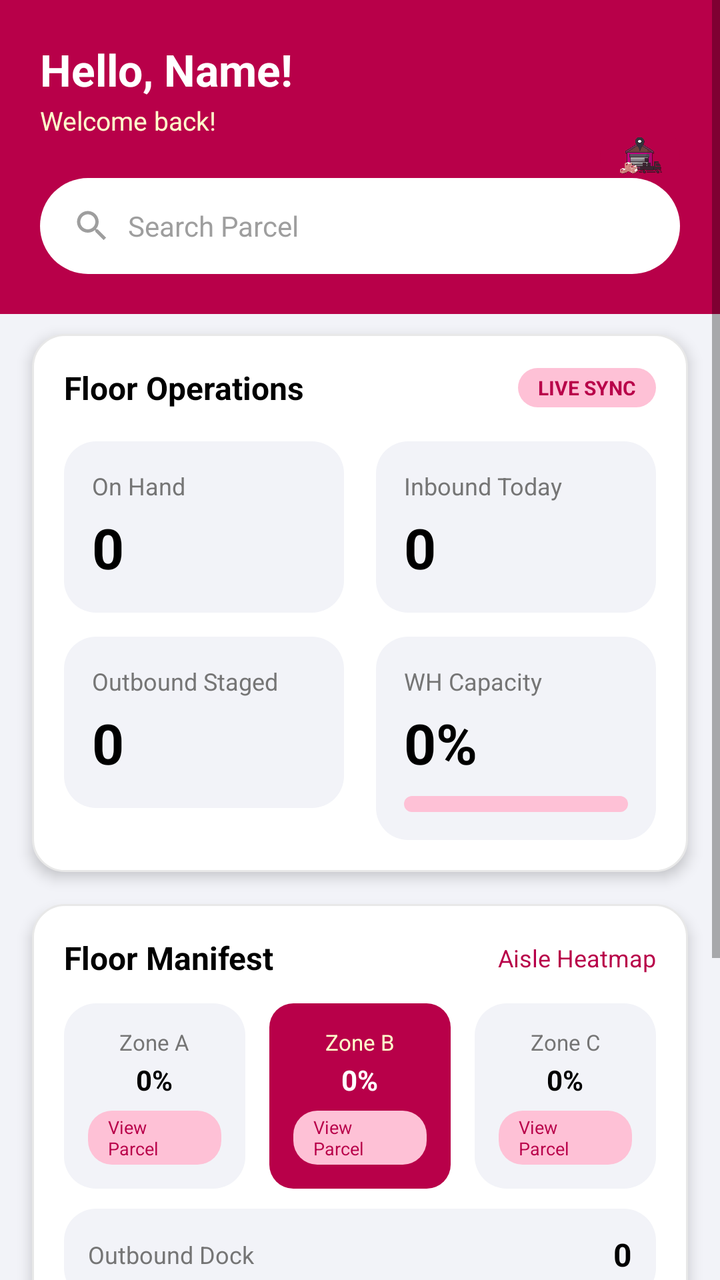
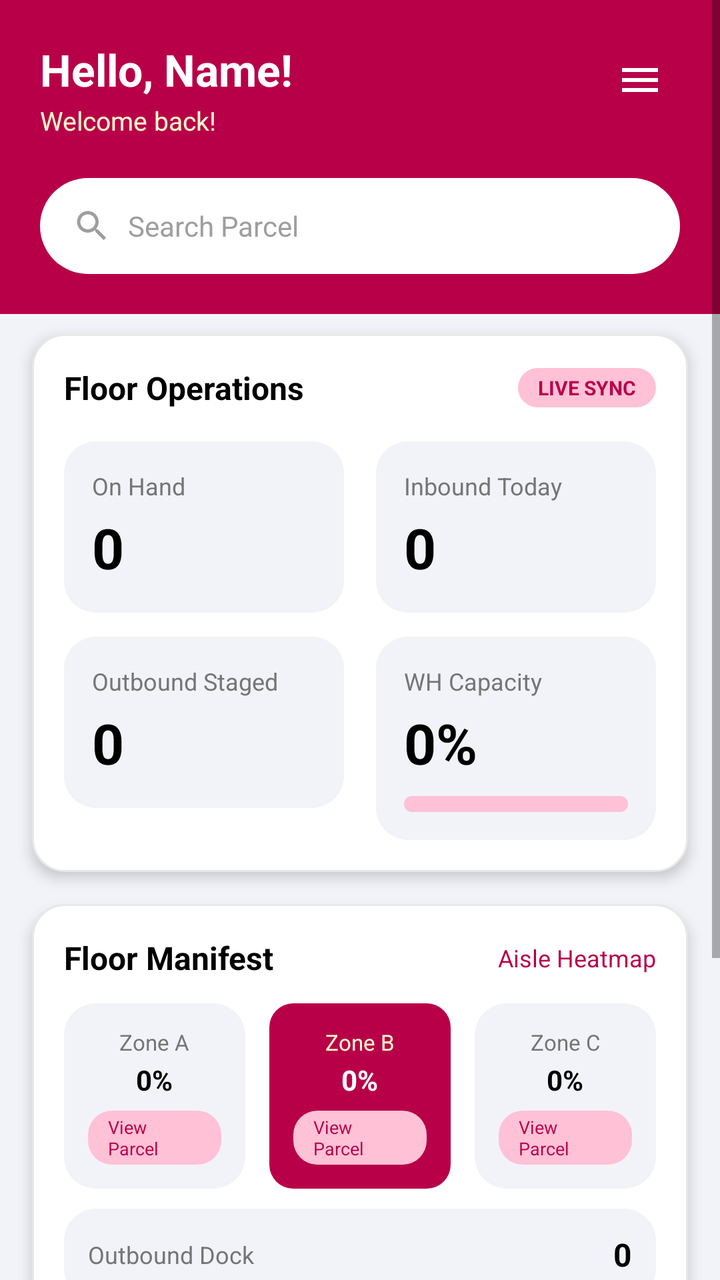

Two renders of the same Android screen: before a commit and after it. Below are the layout's source before the change and the commit's diff.
<!-- AndroidManifest.xml: application theme Theme.OOPWAREHOUSELOCATION -->
<!-- res/layout/fragment_dashboard.xml -->
<?xml version="1.0" encoding="utf-8"?>
<ScrollView xmlns:android="http://schemas.android.com/apk/res/android"
    xmlns:app="http://schemas.android.com/apk/res-auto"
    xmlns:tools="http://schemas.android.com/tools"
    android:layout_width="match_parent"
    android:layout_height="match_parent"
    android:fillViewport="true"
    android:background="@color/lightGray"
    tools:context=".fragments.DashboardFragment">

    <LinearLayout
        android:layout_width="match_parent"
        android:layout_height="wrap_content"
        android:orientation="vertical">

        

        
        <RelativeLayout
            android:layout_width="match_parent"
            android:layout_height="wrap_content"
            android:background="@drawable/bg_header_crimson"
            android:paddingStart="20dp"
            android:paddingTop="20dp"
            android:paddingEnd="20dp"
            android:paddingBottom="20dp">

            
            <TextView
                android:id="@+id/tvGreeting"
                android:layout_width="wrap_content"
                android:layout_height="wrap_content"
                android:text="Hello, Name!"
                android:textColor="@color/white"
                android:textSize="22sp"
                android:textStyle="bold" />

            <TextView
                android:id="@+id/tvSubGreeting"
                android:layout_width="wrap_content"
                android:layout_height="wrap_content"
                android:layout_below="@id/tvGreeting"
                android:layout_marginTop="2dp"
                android:text="@string/welcome_back_sub"
                android:textColor="#FFFFFFCC"
                android:textSize="13sp" />

            
            <ImageView
                android:id="@+id/ivProfile"
                android:layout_width="40dp"
                android:layout_height="40dp"
                android:layout_alignParentEnd="true"
                android:layout_centerVertical="true"
                android:background="@drawable/bg_circle_pink"
                android:contentDescription="Profile"
                android:padding="8dp"
                android:src="@drawable/logo" />

            
            <LinearLayout
                android:layout_width="match_parent"
                android:layout_height="48dp"
                android:layout_below="@id/tvSubGreeting"
                android:layout_marginTop="20dp"
                android:background="@drawable/bg_search_bar"
                android:gravity="center_vertical"
                android:paddingStart="16dp"
                android:paddingEnd="16dp">

                <ImageView
                    android:layout_width="20dp"
                    android:layout_height="20dp"
                    android:contentDescription="Search"
                    android:src="@drawable/ic_search" />

                <EditText
                    android:id="@+id/etSearch"
                    android:layout_width="0dp"
                    android:layout_height="match_parent"
                    android:layout_marginStart="8dp"
                    android:layout_weight="1"
                    android:background="@null"
                    android:hint="@string/search_parcel"
                    android:importantForAutofill="no"
                    android:inputType="text"
                    android:textColor="@color/black"
                    android:textColorHint="@color/hintGray"
                    android:textSize="14sp" />
            </LinearLayout>

        </RelativeLayout>

        <LinearLayout
            android:layout_width="match_parent"
            android:layout_height="wrap_content"
            android:orientation="vertical"
            android:layout_marginTop="10dp"
            android:layout_marginStart="16dp"
            android:layout_marginEnd="16dp"
            android:background="@drawable/bg_card_rounded"
            android:elevation="4dp"
            android:padding="16dp">

            
            <LinearLayout
                android:layout_width="match_parent"
                android:layout_height="wrap_content"
                android:gravity="center_vertical"
                android:orientation="horizontal">

                <TextView
                    android:layout_width="0dp"
                    android:layout_height="wrap_content"
                    android:layout_weight="1"
                    android:text="@string/floor_operations"
                    android:textColor="@color/black"
                    android:textSize="16sp"
                    android:textStyle="bold" />

                <TextView
                    android:layout_width="wrap_content"
                    android:layout_height="wrap_content"
                    android:background="@drawable/bg_badge_pink"
                    android:paddingStart="10dp"
                    android:paddingTop="3dp"
                    android:paddingEnd="10dp"
                    android:paddingBottom="3dp"
                    android:text="@string/live_sync"
                    android:textColor="@color/pink"
                    android:textSize="10sp"
                    android:textStyle="bold" />
            </LinearLayout>

            
            <LinearLayout
                android:layout_width="match_parent"
                android:layout_height="wrap_content"
                android:layout_marginTop="16dp"
                android:orientation="horizontal">

                
                <LinearLayout
                    android:layout_width="0dp"
                    android:layout_height="wrap_content"
                    android:layout_weight="1"
                    android:background="@drawable/bg_stat_card"
                    android:orientation="vertical"
                    android:padding="14dp"
                    android:layout_marginEnd="8dp">

                    <TextView
                        android:layout_width="wrap_content"
                        android:layout_height="wrap_content"
                        android:text="@string/on_hand"
                        android:textColor="@color/textSecondary"
                        android:textSize="12sp" />

                    <TextView
                        android:id="@+id/tvOnHand"
                        android:layout_width="wrap_content"
                        android:layout_height="wrap_content"
                        android:layout_marginTop="4dp"
                        android:text="0"
                        android:textColor="@color/black"
                        android:textSize="28sp"
                        android:textStyle="bold" />
                </LinearLayout>

                
                <LinearLayout
                    android:layout_width="0dp"
                    android:layout_height="wrap_content"
                    android:layout_weight="1"
                    android:background="@drawable/bg_stat_card"
                    android:orientation="vertical"
                    android:padding="14dp"
                    android:layout_marginStart="8dp">

                    <TextView
                        android:layout_width="wrap_content"
                        android:layout_height="wrap_content"
                        android:text="@string/inbound_today"
                        android:textColor="@color/textSecondary"
                        android:textSize="12sp" />

                    <TextView
                        android:id="@+id/tvInboundToday"
                        android:layout_width="wrap_content"
                        android:layout_height="wrap_content"
                        android:layout_marginTop="4dp"
                        android:text="0"
                        android:textColor="@color/black"
                        android:textSize="28sp"
                        android:textStyle="bold" />
                </LinearLayout>
            </LinearLayout>

            
            <LinearLayout
                android:layout_width="match_parent"
                android:layout_height="wrap_content"
                android:layout_marginTop="12dp"
                android:orientation="horizontal">

                
                <LinearLayout
                    android:layout_width="0dp"
                    android:layout_height="wrap_content"
                    android:layout_weight="1"
                    android:background="@drawable/bg_stat_card"
                    android:orientation="vertical"
                    android:padding="14dp"
                    android:layout_marginEnd="8dp">

                    <TextView
                        android:layout_width="wrap_content"
                        android:layout_height="wrap_content"
                        android:text="@string/outbound_staged"
                        android:textColor="@color/textSecondary"
                        android:textSize="12sp" />

                    <TextView
                        android:id="@+id/tvOutboundStaged"
                        android:layout_width="wrap_content"
                        android:layout_height="wrap_content"
                        android:layout_marginTop="4dp"
                        android:text="0"
                        android:textColor="@color/black"
                        android:textSize="28sp"
                        android:textStyle="bold" />
                </LinearLayout>

                
                <LinearLayout
                    android:layout_width="0dp"
                    android:layout_height="wrap_content"
                    android:layout_weight="1"
                    android:background="@drawable/bg_stat_card"
                    android:orientation="vertical"
                    android:padding="14dp"
                    android:layout_marginStart="8dp">

                    <TextView
                        android:layout_width="wrap_content"
                        android:layout_height="wrap_content"
                        android:text="@string/wh_capacity"
                        android:textColor="@color/textSecondary"
                        android:textSize="12sp" />

                    <TextView
                        android:id="@+id/tvCapacityPercent"
                        android:layout_width="wrap_content"
                        android:layout_height="wrap_content"
                        android:layout_marginTop="4dp"
                        android:text="0%"
                        android:textColor="@color/black"
                        android:textSize="28sp"
                        android:textStyle="bold" />

                    <ProgressBar
                        android:id="@+id/progressCapacity"
                        style="@android:style/Widget.ProgressBar.Horizontal"
                        android:layout_width="match_parent"
                        android:layout_height="8dp"
                        android:layout_marginTop="8dp"
                        android:max="100"
                        android:progress="0"
                        android:progressDrawable="@drawable/progress_capacity" />
                </LinearLayout>
            </LinearLayout>
        </LinearLayout>

        
        <LinearLayout
            android:layout_width="match_parent"
            android:layout_height="wrap_content"
            android:orientation="vertical"
            android:layout_marginTop="16dp"
            android:layout_marginStart="16dp"
            android:layout_marginEnd="16dp"
            android:background="@drawable/bg_card_rounded"
            android:elevation="4dp"
            android:padding="16dp">

            <LinearLayout
                android:layout_width="match_parent"
                android:layout_height="wrap_content"
                android:gravity="center_vertical"
                android:orientation="horizontal">

                <TextView
                    android:layout_width="0dp"
                    android:layout_height="wrap_content"
                    android:layout_weight="1"
                    android:text="@string/floor_manifest"
                    android:textColor="@color/black"
                    android:textSize="16sp"
                    android:textStyle="bold" />

                <TextView
                    android:layout_width="wrap_content"
                    android:layout_height="wrap_content"
                    android:text="@string/aisle_heatmap"
                    android:textColor="@color/pink"
                    android:textSize="12sp" />
            </LinearLayout>

            
            <LinearLayout
                android:layout_width="match_parent"
                android:layout_height="wrap_content"
                android:layout_marginTop="12dp"
                android:orientation="horizontal">

                
                <LinearLayout
                    android:layout_width="0dp"
                    android:layout_height="wrap_content"
                    android:layout_weight="1"
                    android:layout_marginEnd="6dp"
                    android:background="@drawable/bg_stat_card"
                    android:gravity="center"
                    android:orientation="vertical"
                    android:padding="12dp">

                    <TextView
                        android:layout_width="wrap_content"
                        android:layout_height="wrap_content"
                        android:text="@string/zone_a"
                        android:textColor="@color/textSecondary"
                        android:textSize="11sp" />

                    <TextView
                        android:id="@+id/tvZoneA"
                        android:layout_width="wrap_content"
                        android:layout_height="wrap_content"
                        android:layout_marginTop="2dp"
                        android:text="0%"
                        android:textColor="@color/black"
                        android:textSize="14sp"
                        android:textStyle="bold" />

                    <TextView
                        android:layout_width="wrap_content"
                        android:layout_height="wrap_content"
                        android:background="@drawable/bg_badge_pink"
                        android:layout_marginTop="6dp"
                        android:paddingStart="10dp"
                        android:paddingTop="2dp"
                        android:paddingEnd="10dp"
                        android:paddingBottom="2dp"
                        android:text="View Parcel"
                        android:textColor="@color/pink"
                        android:textSize="9sp" />
                </LinearLayout>

                
                <LinearLayout
                    android:layout_width="0dp"
                    android:layout_height="wrap_content"
                    android:layout_weight="1"
                    android:layout_marginStart="6dp"
                    android:layout_marginEnd="6dp"
                    android:background="@drawable/bg_badge_pink_solid"
                    android:gravity="center"
                    android:orientation="vertical"
                    android:padding="12dp">

                    <TextView
                        android:layout_width="wrap_content"
                        android:layout_height="wrap_content"
                        android:text="@string/zone_b"
                        android:textColor="#FFFFFFCC"
                        android:textSize="11sp" />

                    <TextView
                        android:id="@+id/tvZoneB"
                        android:layout_width="wrap_content"
                        android:layout_height="wrap_content"
                        android:layout_marginTop="2dp"
                        android:text="0%"
                        android:textColor="@color/white"
                        android:textSize="14sp"
                        android:textStyle="bold" />

                    <TextView
                        android:layout_width="wrap_content"
                        android:layout_height="wrap_content"
                        android:background="@drawable/bg_badge_pink"
                        android:layout_marginTop="6dp"
                        android:paddingStart="10dp"
                        android:paddingTop="2dp"
                        android:paddingEnd="10dp"
                        android:paddingBottom="2dp"
                        android:text="View Parcel"
                        android:textColor="@color/pink"
                        android:textSize="9sp" />
                </LinearLayout>

                
                <LinearLayout
                    android:layout_width="0dp"
                    android:layout_height="wrap_content"
                    android:layout_weight="1"
                    android:layout_marginStart="6dp"
                    android:background="@drawable/bg_stat_card"
                    android:gravity="center"
                    android:orientation="vertical"
                    android:padding="12dp">

                    <TextView
                        android:layout_width="wrap_content"
                        android:layout_height="wrap_content"
                        android:text="@string/zone_c"
                        android:textColor="@color/textSecondary"
                        android:textSize="11sp" />

                    <TextView
                        android:id="@+id/tvZoneC"
                        android:layout_width="wrap_content"
                        android:layout_height="wrap_content"
                        android:layout_marginTop="2dp"
                        android:text="0%"
                        android:textColor="@color/black"
                        android:textSize="14sp"
                        android:textStyle="bold" />

                    <TextView
                        android:layout_width="wrap_content"
                        android:layout_height="wrap_content"
                        android:background="@drawable/bg_badge_pink"
                        android:layout_marginTop="6dp"
                        android:paddingStart="10dp"
                        android:paddingTop="2dp"
                        android:paddingEnd="10dp"
                        android:paddingBottom="2dp"
                        android:text="View Parcel"
                        android:textColor="@color/pink"
                        android:textSize="9sp" />
                </LinearLayout>
            </LinearLayout>

            
            <LinearLayout
                android:layout_width="match_parent"
                android:layout_height="wrap_content"
                android:layout_marginTop="10dp"
                android:background="@drawable/bg_stat_card"
                android:gravity="center_vertical"
                android:orientation="horizontal"
                android:padding="12dp">

                <TextView
                    android:layout_width="0dp"
                    android:layout_height="wrap_content"
                    android:layout_weight="1"
                    android:text="@string/outbound_dock"
                    android:textColor="@color/textSecondary"
                    android:textSize="12sp" />

                <TextView
                    android:id="@+id/tvOutboundDock"
                    android:layout_width="wrap_content"
                    android:layout_height="wrap_content"
                    android:text="0"
                    android:textColor="@color/black"
                    android:textSize="16sp"
                    android:textStyle="bold" />
            </LinearLayout>

        </LinearLayout>

        
        <LinearLayout
            android:layout_width="match_parent"
            android:layout_height="wrap_content"
            android:orientation="vertical"
            android:layout_marginTop="16dp"
            android:layout_marginStart="16dp"
            android:layout_marginEnd="16dp"
            android:layout_marginBottom="16dp"
            android:background="@drawable/bg_card_rounded"
            android:elevation="4dp"
            android:padding="16dp">

            <TextView
                android:layout_width="wrap_content"
                android:layout_height="wrap_content"
                android:text="AISLE LOAD INDEX"
                android:textColor="@color/black"
                android:textSize="12sp"
                android:textStyle="bold" />

            <TextView
                android:layout_width="wrap_content"
                android:layout_height="wrap_content"
                android:layout_marginTop="2dp"
                android:text="FA01 — A09"
                android:textColor="@color/textSecondary"
                android:textSize="11sp" />

            
            <LinearLayout
                android:id="@+id/aisleBarChart"
                android:layout_width="match_parent"
                android:layout_height="80dp"
                android:layout_marginTop="12dp"
                android:gravity="bottom|center_horizontal"
                android:orientation="horizontal">

                

            </LinearLayout>

        </LinearLayout>

    </LinearLayout>

</ScrollView>
<!-- resources referenced by this layout -->
<resources>
  <color name="black">#FF000000</color>
  <color name="hintGray">#9E9E9E</color>
  <color name="lightGray">#F2F3F8</color>
  <color name="pink">#B80049</color>
  <color name="textSecondary">#757575</color>
  <color name="white">#FFFFFFFF</color>
  <!-- drawable bg_badge_pink (drawable) -->
  <?xml version="1.0" encoding="utf-8"?>
  <shape xmlns:android="http://schemas.android.com/apk/res/android"
      android:shape="rectangle">
      <solid android:color="@color/lightPink" />
      <corners android:radius="12dp" />
  </shape>
  <!-- drawable bg_badge_pink_solid (drawable) -->
  <?xml version="1.0" encoding="utf-8"?>
  <shape xmlns:android="http://schemas.android.com/apk/res/android"
      android:shape="rectangle">
      <solid android:color="@color/pink" />
      <corners android:radius="12dp" />
  </shape>
  <!-- drawable bg_card_rounded (drawable) -->
  <?xml version="1.0" encoding="utf-8"?>
  <shape xmlns:android="http://schemas.android.com/apk/res/android"
      android:shape="rectangle">
      <solid android:color="@color/white" />
      <corners android:radius="16dp" />
      <stroke
          android:width="1dp"
          android:color="#E8E8E8" />
  </shape>
  <!-- drawable bg_circle_pink (drawable) -->
  <?xml version="1.0" encoding="utf-8"?>
  <shape xmlns:android="http://schemas.android.com/apk/res/android"
      android:shape="oval">
      <solid android:color="@color/pink" />
  </shape>
  <!-- drawable bg_header_crimson (drawable) -->
  <?xml version="1.0" encoding="utf-8"?>
  <shape xmlns:android="http://schemas.android.com/apk/res/android"
      android:shape="rectangle">
      <solid android:color="@color/pink" />
  
  </shape>
  <!-- drawable bg_search_bar (drawable) -->
  <?xml version="1.0" encoding="utf-8"?>
  <shape xmlns:android="http://schemas.android.com/apk/res/android"
      android:shape="rectangle">
      <solid android:color="@color/white" />
      <corners android:radius="24dp" />
  </shape>
  <!-- drawable bg_stat_card (drawable) -->
  <?xml version="1.0" encoding="utf-8"?>
  <shape xmlns:android="http://schemas.android.com/apk/res/android"
      android:shape="rectangle">
      <solid android:color="@color/lightGray" />
      <corners android:radius="16dp" />
  </shape>
  <!-- drawable logo: webp bitmap (drawable, 232418 bytes) -->
  <string name="aisle_heatmap">Aisle Heatmap</string>
  <string name="floor_manifest">Floor Manifest</string>
  <string name="floor_operations">Floor Operations</string>
  <string name="inbound_today">Inbound Today</string>
  <string name="live_sync">LIVE SYNC</string>
  <string name="on_hand">On Hand</string>
  <string name="outbound_dock">Outbound Dock</string>
  <string name="outbound_staged">Outbound Staged</string>
  <string name="search_parcel">Search Parcel</string>
  <string name="welcome_back_sub">Welcome back!</string>
  <string name="wh_capacity">WH Capacity</string>
  <string name="zone_a">Zone A</string>
  <string name="zone_b">Zone B</string>
  <string name="zone_c">Zone C</string>
  <style name="Theme.OOPWAREHOUSELOCATION" parent="Theme.MaterialComponents.Light.NoActionBar">
          
          <item name="colorPrimary">@color/pink</item>
          <item name="colorPrimaryVariant">@color/pink</item>
          <item name="colorOnPrimary">@color/white</item>
          
          <item name="colorSecondary">@color/lightPink</item>
          <item name="colorSecondaryVariant">@color/lightPink</item>
          <item name="colorOnSecondary">@color/black</item>
          
          <item name="android:statusBarColor">@color/darkBackground</item>
          
      </style>
  <color name="lightPink">#FEC1D6</color>
  <color name="darkBackground">#2D2D2D</color>
  <!-- unchanged entries left out for length: 2 -->
</resources>

<!-- the commit's change to res/layout/fragment_dashboard.xml (unified diff, before → after) -->
@@ -46,18 +46,19 @@
                 android:textSize="13sp" />
 
             
+
+            
+
             <ImageView
-                android:id="@+id/ivProfile"
+                android:id="@+id/ivMenuButton"
                 android:layout_width="40dp"
                 android:layout_height="40dp"
                 android:layout_alignParentEnd="true"
-                android:layout_centerVertical="true"
-                android:background="@drawable/bg_circle_pink"
-                android:contentDescription="Profile"
+                android:background="?attr/selectableItemBackgroundBorderless"
+                android:contentDescription="Menu"
                 android:padding="8dp"
-                android:src="@drawable/logo" />
-
-            
+                android:src="@drawable/ic_menu" />
+
             <LinearLayout
                 android:layout_width="match_parent"
                 android:layout_height="48dp"
<!-- resource entries referenced after the edit -->
@@ -30,12 +30,6 @@
           android:width="1dp"
           android:color="#E8E8E8" />
   </shape>
-  <!-- drawable bg_circle_pink (drawable) -->
-  <?xml version="1.0" encoding="utf-8"?>
-  <shape xmlns:android="http://schemas.android.com/apk/res/android"
-      android:shape="oval">
-      <solid android:color="@color/pink" />
-  </shape>
   <!-- drawable bg_header_crimson (drawable) -->
   <?xml version="1.0" encoding="utf-8"?>
   <shape xmlns:android="http://schemas.android.com/apk/res/android"
@@ -57,7 +51,16 @@
       <solid android:color="@color/lightGray" />
       <corners android:radius="16dp" />
   </shape>
-  <!-- drawable logo: webp bitmap (drawable, 232418 bytes) -->
+  <!-- drawable ic_menu (drawable) -->
+  <vector xmlns:android="http://schemas.android.com/apk/res/android"
+      android:width="24dp"
+      android:height="24dp"
+      android:viewportWidth="24"
+      android:viewportHeight="24">
+      <path
+          android:fillColor="#FFFFFF"
+          android:pathData="M3,6h18v2H3V6zM3,11h18v2H3v-2zM3,16h18v2H3v-2z" />
+  </vector>
   <string name="aisle_heatmap">Aisle Heatmap</string>
   <string name="floor_manifest">Floor Manifest</string>
   <string name="floor_operations">Floor Operations</string>
